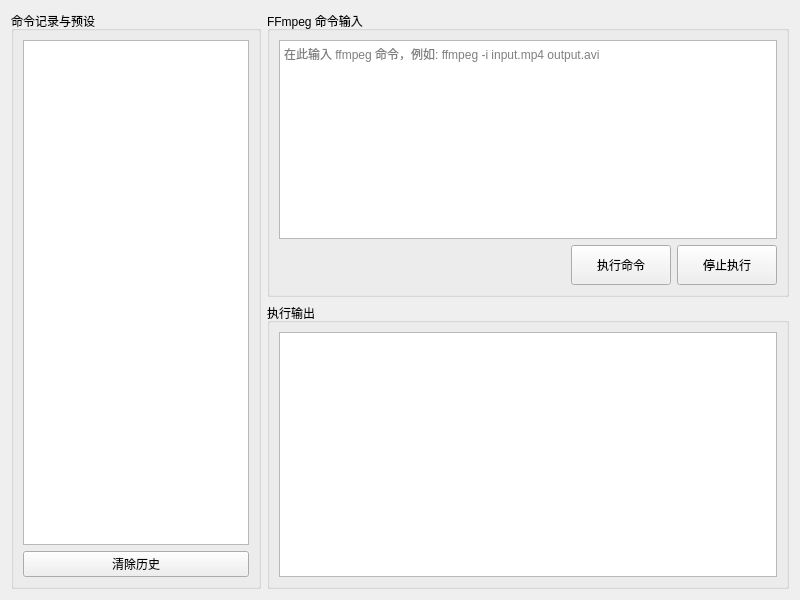
Qt form MultiMediaTool/src/gui/ui/ffmpegcmd.ui (xiehaode/MultimediaTools) before a commit.
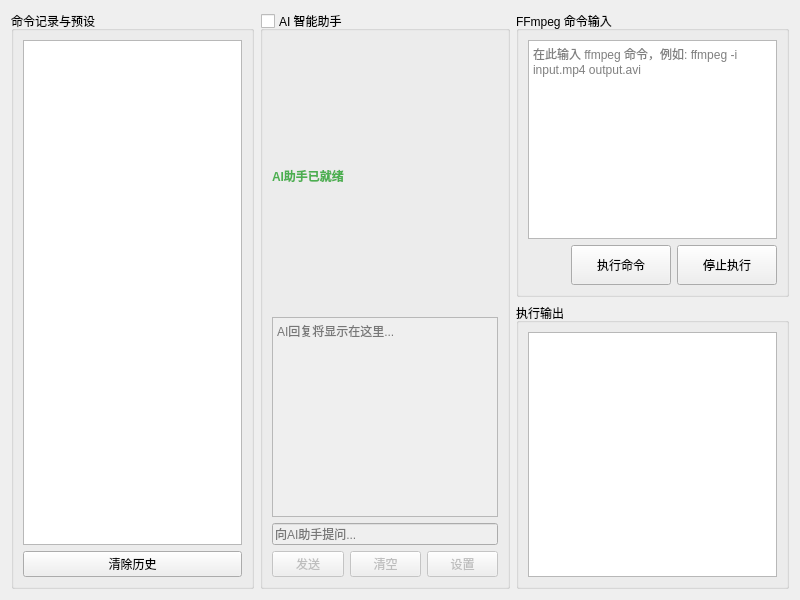
The same form after that commit.

What changed in the file:
```diff
--- a/MultiMediaTool/src/gui/ui/ffmpegcmd.ui
+++ b/MultiMediaTool/src/gui/ui/ffmpegcmd.ui
@@ -38,6 +38,85 @@
        </layout>
       </widget>
      </item>
+     <item>
+      <widget class="QGroupBox" name="groupBox_AIAssistant">
+       <property name="maximumSize">
+        <size>
+         <width>250</width>
+         <height>16777215</height>
+        </size>
+       </property>
+       <property name="title">
+        <string>AI 智能助手</string>
+       </property>
+       <property name="checkable">
+        <bool>true</bool>
+       </property>
+       <property name="checked">
+        <bool>false</bool>
+       </property>
+       <layout class="QVBoxLayout" name="verticalLayout_AI">
+        <item>
+         <widget class="QLabel" name="label_AIStatus">
+          <property name="text">
+           <string>AI助手已就绪</string>
+          </property>
+          <property name="styleSheet">
+           <string>color: #4CAF50; font-weight: bold;</string>
+          </property>
+         </widget>
+        </item>
+        <item>
+         <widget class="QPlainTextEdit" name="textEdit_AIChat">
+          <property name="maximumSize">
+           <size>
+            <width>16777215</width>
+            <height>200</height>
+           </size>
+          </property>
+          <property name="readOnly">
+           <bool>true</bool>
+          </property>
+          <property name="placeholderText">
+           <string>AI回复将显示在这里...</string>
+          </property>
+         </widget>
+        </item>
+        <item>
+         <widget class="QLineEdit" name="lineEdit_AIInput">
+          <property name="placeholderText">
+           <string>向AI助手提问...</string>
+          </property>
+         </widget>
+        </item>
+        <item>
+         <layout class="QHBoxLayout" name="horizontalLayout_AIButtons">
+          <item>
+           <widget class="QPushButton" name="btn_AISend">
+            <property name="text">
+             <string>发送</string>
+            </property>
+           </widget>
+          </item>
+          <item>
+           <widget class="QPushButton" name="btn_AIClear">
+            <property name="text">
+             <string>清空</string>
+            </property>
+           </widget>
+          </item>
+          <item>
+           <widget class="QPushButton" name="btn_AISettings">
+            <property name="text">
+             <string>设置</string>
+            </property>
+           </widget>
+          </item>
+         </layout>
+        </item>
+       </layout>
+      </widget>
+     </item>
      <item>
       <layout class="QVBoxLayout" name="verticalLayout_Command">
        <item>
```
